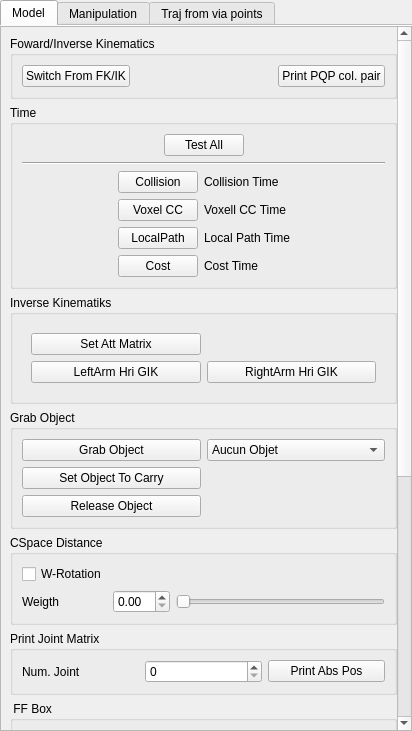
Qt form src/move3d-qt-gui-libs/src/qtMainInterface/sideWidgets/qtRobot.ui (jmainpri/move3d-studio) before a commit.
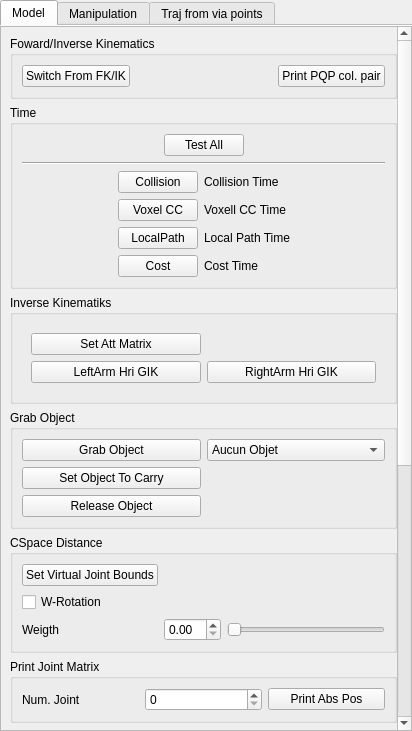
The same form after that commit. The open tabs and pages were chosen to show the change.

Commit message:
Add several buttons and define a new widget for RRT*
Also add a new function to execute functions at startup depending on saved variables

Patch:
```diff
--- a/src/move3d-qt-gui-libs/src/qtMainInterface/sideWidgets/qtRobot.ui
+++ b/src/move3d-qt-gui-libs/src/qtMainInterface/sideWidgets/qtRobot.ui
@@ -80,7 +80,7 @@
             <x>0</x>
             <y>0</y>
             <width>395</width>
-            <height>1212</height>
+            <height>1246</height>
            </rect>
           </property>
           <property name="sizePolicy">
@@ -358,34 +358,41 @@
               <string>CSpace Distance</string>
              </property>
              <layout class="QGridLayout" name="gridLayout_22">
-              <item row="0" column="0">
+              <item row="1" column="0">
                <widget class="QCheckBox" name="checkBoxIsWeightedRot">
                 <property name="text">
                  <string>W-Rotation</string>
                 </property>
                </widget>
               </item>
-              <item row="1" column="0">
+              <item row="2" column="0">
                <widget class="QLabel" name="label_11">
                 <property name="text">
                  <string>Weigth</string>
                 </property>
                </widget>
               </item>
-              <item row="1" column="1">
+              <item row="2" column="1">
                <widget class="QDoubleSpinBox" name="doubleSpinBoxWeightedRot">
                 <property name="maximum">
                  <double>20.000000000000000</double>
                 </property>
                </widget>
               </item>
-              <item row="1" column="2">
+              <item row="2" column="2">
                <widget class="QSlider" name="horizontalSliderWeightedRot">
                 <property name="orientation">
                  <enum>Qt::Horizontal</enum>
                 </property>
                </widget>
               </item>
+              <item row="0" column="0">
+               <widget class="QPushButton" name="pushButtonVirtualJointBounds">
+                <property name="text">
+                 <string>Set Virtual Joint Bounds</string>
+                </property>
+               </widget>
+              </item>
              </layout>
             </widget>
            </item>
```
Left out of the diff: 2 changed lines with no effect on the pictures. The commit also changes 28 other files.
